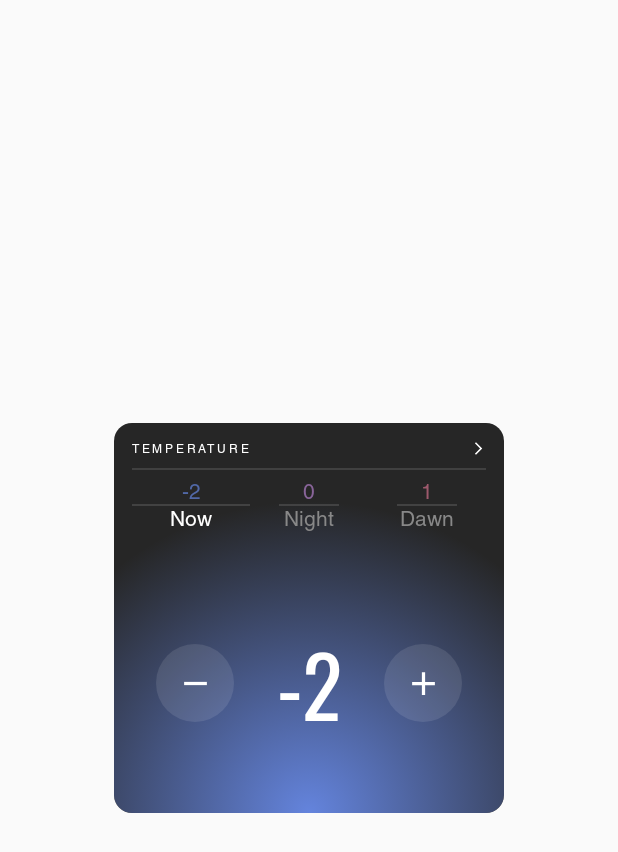
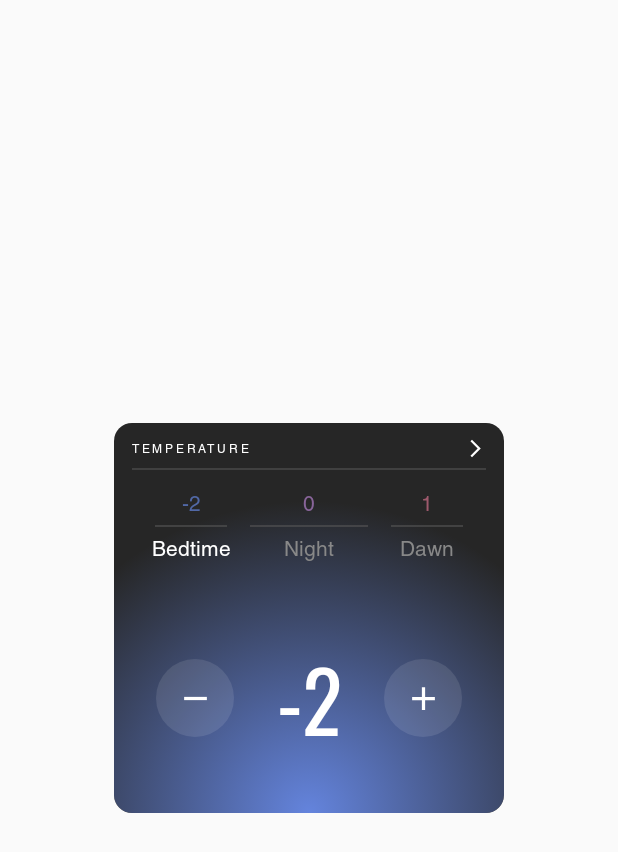
Before and after one commit to JustMcAlpin/eight-sleep-interview, an Android app built with Jetpack Compose: the screen it shows after launch (MainActivity), on a phone screen of 412 x 824 dp. Shown: the top 852 px of the screen. Run offline under Robolectric (Android 15) with nearby library versions, the phone set to English and light mode, and no system bars.

Commit message:
keep fixed underline widths & always show phase names

```diff
--- a/app/src/main/java/com/eightsleep/eightandroidinterview/MainActivity.kt
+++ b/app/src/main/java/com/eightsleep/eightandroidinterview/MainActivity.kt
@@ -28,7 +28,7 @@ class MainActivity : ComponentActivity() {
 
                     TemperatureCard(
                         phase          = vm.selected.value,
-                        temps          = vm.temps,                 // ← add this line
+                        temps          = vm.temps,
                         cardState      = vm.cardState.value,
                         onPhaseSelected = vm::selectPhase,
                         onAdjust        = vm::adjust,
--- a/app/src/main/java/com/eightsleep/eightandroidinterview/ui/TemperatureCard.kt
+++ b/app/src/main/java/com/eightsleep/eightandroidinterview/ui/TemperatureCard.kt
@@ -23,246 +23,240 @@ import androidx.compose.ui.unit.dp
 import androidx.compose.ui.unit.sp
 import androidx.compose.ui.zIndex
 
-/* ─── enums ───────────────────────────────────────────── */
+/* ───── tweakable underline widths ───────────────────────────────────────── */
+private val UNDERLINE_SIDE   = 48.dp   // bedtime & dawn
+private val UNDERLINE_CENTER = 92.dp   // night (centre)
+/* ────────────────────────────────────────────────────────────────────────── */
+
 enum class TemperaturePhase { BEDTIME, NIGHT, DAWN }
 enum class CardState       { OFF, IDLE, COOLING, WARMING }
 
-/* full Figma palette  (clamp −5‥+5) */
+/* full Figma palette (clamp −5‥+5) */
 private val tempColors = mapOf(
-    5 to Color(0xFFDD4144), 4 to Color(0xFFD94F51), 3 to Color(0xFFD65A61),
-    2 to Color(0xFFD3647C), 1 to Color(0xFFD06F8A), 0 to Color(0xFFB27FCA),
+    5  to Color(0xFFDD4144), 4 to Color(0xFFD94F51), 3 to Color(0xFFD65A61),
+    2  to Color(0xFFD3647C), 1 to Color(0xFFD06F8A), 0 to Color(0xFFB27FCA),
     -1 to Color(0xFF788CDD),-2 to Color(0xFF6484DD),-3 to Color(0xFF5075D8),
     -4 to Color(0xFF4F7FFF),-5 to Color(0xFF3A70FE)
 )
-private fun clamped(v:Int)=v.coerceIn(-5,5)
-private fun colourFor(v:Int)=tempColors[clamped(v)]!!
+private fun clamped(v: Int)      = v.coerceIn(-5, 5)
+private fun colourFor(v: Int)    = tempColors[clamped(v)]!!
+private fun miniTint(v: Int)     = colourFor(v).copy(alpha = .70f)
 
-/* tint helper for little numbers (same hue, 70 % opacity) */
-private fun miniTint(v:Int)=colourFor(v).copy(alpha=.7f)
-
-/* circular +/- button */
+/* circular ± button */
 @Composable
 private fun CircleButton(
     modifier: Modifier = Modifier,
     enabled : Boolean,
     onClick : () -> Unit,
     icon    : @Composable () -> Unit
-){
+) {
     Box(
         modifier
             .size(52.dp)
             .clip(CircleShape)
             .background(Color.White.copy(.10f)),
         contentAlignment = Alignment.Center
-    ){
+    ) {
         IconButton(onClick = onClick, enabled = enabled) { icon() }
     }
 }
 
-/* ────────── card ────────── */
+/* ─────────────────────────────── Card ───────────────────────────────────── */
 @Composable
 fun TemperatureCard(
     phase          : TemperaturePhase,
     temps          : Map<TemperaturePhase, Int>,
     cardState      : CardState,
-    onPhaseSelected: (TemperaturePhase)->Unit,
-    onAdjust       : (Int)->Unit,
-    onToggleOff    : ()->Unit
-){
-    val centreTemp = temps[phase] ?: 0
+    onPhaseSelected: (TemperaturePhase) -> Unit,
+    onAdjust       : (Int) -> Unit,
+    onToggleOff    : () -> Unit
+) {
+    val centreTemp   = temps[phase] ?: 0
+    val baseGlow     = if (cardState == CardState.OFF) Color.Transparent
+    else colourFor(centreTemp)
+    val glowAlpha by animateFloatAsState(baseGlow.alpha)
+    val glowColour = baseGlow.copy(alpha = glowAlpha)
 
-    /* glow: transparent while OFF */
-    val glowBase   = if (cardState == CardState.OFF) Color.Transparent
-    else colourFor(centreTemp)
-    val glowAlpha  by animateFloatAsState(glowBase.alpha)
-    val glowColour = glowBase.copy(alpha = glowAlpha)
-
-    val isChanging   = cardState==CardState.WARMING||cardState==CardState.COOLING
-    val controlsOn   = cardState!=CardState.OFF
+    val controlsEnabled = cardState != CardState.OFF
+    val isChanging      = cardState == CardState.WARMING || cardState == CardState.COOLING
 
     Card(
         modifier = Modifier.size(260.dp),
         colors   = CardDefaults.cardColors(containerColor = Color(0xFF262626))
-    ){
-        Box(Modifier.fillMaxSize()){
-            /* ── UI ─────────────────────────────────────────── */
+    ) {
+        Box(Modifier.fillMaxSize()) {
+
+            /* ─────────── UI layer ─────────── */
             Column(
-                Modifier
-                    .fillMaxSize()
-                    .padding(horizontal=12.dp)
+                Modifier.fillMaxSize()
+                    .padding(horizontal = 12.dp)
                     .zIndex(1f)
-            ){
-                /* ── header: “TEMPERATURE   >” ───────────────────────────── */
+            ) {
+                /* header */
                 Row(
-                    modifier = Modifier
-                        .fillMaxWidth()
+                    Modifier.fillMaxWidth()
                         .padding(top = 10.dp, bottom = 6.dp),
-                    verticalAlignment = Alignment.CenterVertically       // keep both items on the same baseline
+                    verticalAlignment = Alignment.CenterVertically
                 ) {
                     Text(
-                        text  = "TEMPERATURE",
+                        "TEMPERATURE",
                         color = Color.White,
-                        style = MaterialTheme.typography.labelSmall.copy(
-                            letterSpacing = 1.8.sp                        // previously-tuned tracking
-                        ),
+                        style = MaterialTheme.typography.labelSmall.copy(letterSpacing = 1.8.sp),
                         modifier = Modifier.weight(1f)
                     )
-
-                    // thin chevron that is vertically-centred with the text
                     Icon(
-                        imageVector = Icons.AutoMirrored.Filled.ArrowForwardIos,
+                        Icons.AutoMirrored.Filled.ArrowForwardIos,
                         contentDescription = "open",
                         tint = Color.White,
-                        modifier = Modifier
-                            .size(14.dp)                                  // matches figma
-                            .padding(start = 4.dp)                        // a little spacing from the text
+                        modifier = Modifier.size(14.dp)
                     )
                 }
-
-                Spacer(Modifier
-                    .fillMaxWidth()
+                Spacer(Modifier.fillMaxWidth()
                     .height(1.dp)
                     .background(Color.White.copy(.12f)))
 
-                /* phase tabs */
-                Row(Modifier.fillMaxWidth()){
-                    TemperaturePhase.values().forEach{ p->
-                        val sel=p==phase
+                Spacer(Modifier.fillMaxWidth()
+                    .height(8.dp)
+                )
+
+                /* phase row */
+                Row(Modifier.fillMaxWidth()) {
+                    TemperaturePhase.values().forEach { p ->
+                        val selected = p == phase
                         Column(
-                            Modifier
-                                .weight(1f)
-                                .clickable{ onPhaseSelected(p) }
-                                .padding(vertical=6.dp),
-                            horizontalAlignment=Alignment.CenterHorizontally
-                        ){
-                            Text("${temps[p]?:0}",
-                                color=miniTint(temps[p]?:0),
-                                style=MaterialTheme.typography.labelMedium)
-                            Box(
-                                Modifier
-                                    .height(1.dp)
-                                    .let{ if(sel) it.fillMaxWidth() else it.width(40.dp) }
-                                    .background(Color(0x885A5A5A))
-                            )
+                            Modifier.weight(1f)
+                                .clickable { onPhaseSelected(p) }
+                                .padding(vertical = 6.dp),
+                            horizontalAlignment = Alignment.CenterHorizontally
+                        ) {
+                            /* mini number */
+                            Text("${temps[p] ?: 0}",
+                                color = miniTint(temps[p] ?: 0),
+                                style = MaterialTheme.typography.labelMedium)
+
+                            Spacer(Modifier.height(6.dp))
+
+                            /* fixed-width underline */
+                            val width = if (p == TemperaturePhase.NIGHT)
+                                UNDERLINE_CENTER else UNDERLINE_SIDE
+                            Box(Modifier.height(1.dp)
+                                .width(width)
+                                .background(Color(0x885A5A5A)))
+
+                            Spacer(Modifier.height(6.dp))
+
+                            /* label: always phase name */
                             Text(
-                                if(sel) "Now"
-                                else p.name.lowercase().replaceFirstChar{ it.titlecase() },
-                                color=if(sel) Color.White else Color.Gray,
-                                style=MaterialTheme.typography.labelMedium
+                                p.name.lowercase().replaceFirstChar { it.titlecase() },
+                                color = if (selected) Color.White else Color.Gray,
+                                style = MaterialTheme.typography.labelMedium
                             )
                         }
                     }
                 }
 
                 /* banner */
-                if(isChanging){
+                if (isChanging) {
                     Text(
-                        if(cardState==CardState.WARMING) "WARMING TO" else "COOLING TO",
-                        color=Color.White,
-                        style=MaterialTheme.typography.labelSmall,
-                        modifier=Modifier
-                            .align(Alignment.CenterHorizontally)
-                            .padding(top=6.dp,bottom=2.dp)
+                        if (cardState == CardState.WARMING) "WARMING TO" else "COOLING TO",
+                        color  = Color.White,
+                        style  = MaterialTheme.typography.labelSmall,
+                        modifier = Modifier.align(Alignment.CenterHorizontally)
+                            .padding(top = 6.dp, bottom = 2.dp)
                     )
-                }else Spacer(Modifier.height(16.dp))
+                } else Spacer(Modifier.height(16.dp))
 
-                /* controls + centre value */
+                /* centre value + controls */
                 Box(
-                    Modifier
-                        .weight(1f)
+                    Modifier.weight(1f)
                         .fillMaxWidth()
-                        .padding(horizontal= 16.dp)
-                        .clickable{ onToggleOff() }
-                ){
+                        .padding(horizontal = 16.dp)
+                        .clickable { onToggleOff() }
+                ) {
                     CircleButton(
                         Modifier.align(Alignment.CenterStart),
-                        controlsOn,{ onAdjust(-1) }
-                    ){
-                        Icon(Icons.Filled.Remove,null,
-                            tint=if(controlsOn) Color.White else Color.Gray,
-                            modifier=Modifier.size(26.dp))
+                        controlsEnabled, { onAdjust(-1) }
+                    ) {
+                        Icon(Icons.Filled.Remove, null,
+                            tint = if (controlsEnabled) Color.White else Color.Gray,
+                            modifier = Modifier.size(26.dp))
                     }
 
-                    val centreLabel =
-                        if(cardState==CardState.OFF) "OFF"
-                        else if(centreTemp>0) "+$centreTemp"
-                        else centreTemp.toString()
-
-                    Text(
-                        centreLabel,
-                        color=Color.White,
-                        style=MaterialTheme.typography.displayMedium,
-                        modifier=Modifier.align(Alignment.Center),
-                    )
+                    val label = when {
+                        cardState == CardState.OFF -> "OFF"
+                        centreTemp > 0             -> "+$centreTemp"
+                        else                       -> centreTemp.toString()
+                    }
+                    Text(label,
+                        color = Color.White,
+                        style = MaterialTheme.typography.displayMedium,
+                        modifier = Modifier.align(Alignment.Center))
 
                     CircleButton(
                         Modifier.align(Alignment.CenterEnd),
-                        controlsOn,{ onAdjust(+1) }
-                    ){
-                        Icon(Icons.Filled.Add,null,
-                            tint=if(controlsOn) Color.White else Color.Gray,
-                            modifier=Modifier.size(26.dp))
+                        controlsEnabled, { onAdjust(+1) }
+                    ) {
+                        Icon(Icons.Filled.Add, null,
+                            tint = if (controlsEnabled) Color.White else Color.Gray,
+                            modifier = Modifier.size(26.dp))
                     }
 
-                    if(cardState==CardState.OFF){
+                    if (cardState == CardState.OFF) {
                         Text(
                             "TAP TO TURN ON",
-                            color=Color.White.copy(.6f),
-                            style=MaterialTheme.typography.labelSmall,
-                            modifier=Modifier
-                                .align(Alignment.BottomCenter)
-                                .padding(bottom=4.dp)
+                            color = Color.White.copy(.6f),
+                            style = MaterialTheme.typography.labelSmall,
+                            modifier = Modifier.align(Alignment.BottomCenter)
+                                .padding(bottom = 4.dp)
                         )
                     }
                 }
 
-                /* currently at */
-                if(isChanging){
+                /* CURRENTLY AT */
+                if (isChanging) {
                     Text(
-                        "CURRENTLY AT ${temps[phase]?:0}",
-                        color=Color.White.copy(.6f),
-                        style=MaterialTheme.typography.labelSmall,
-                        modifier=Modifier
-                            .align(Alignment.CenterHorizontally)
-                            .padding(bottom=8.dp)
+                        "CURRENTLY AT ${temps[phase] ?: 0}",
+                        color  = Color.White.copy(.6f),
+                        style  = MaterialTheme.typography.labelSmall,
+                        modifier = Modifier.align(Alignment.CenterHorizontally)
+                            .padding(bottom = 8.dp)
                     )
-                }else Spacer(Modifier.height(8.dp))
+                } else Spacer(Modifier.height(8.dp))
             }
 
-            /* ── glow ───────────────────────────────────────── */
+            /* ─────────── glow layer ─────────── */
             Box(
-                Modifier
-                    .matchParentSize()
+                Modifier.matchParentSize()
                     .clip(MaterialTheme.shapes.medium)
-                    .drawWithCache{
-                        val radius=size.height*0.8f
-                        val centre=Offset(size.width/2f,size.height)
-                        val brush=Brush.radialGradient(
-                            listOf(glowColour,Color.Transparent),
-                            centre,radius
+                    .drawWithCache {
+                        val radius = size.height * 0.8f
+                        val centre = Offset(size.width / 2f, size.height)
+                        val brush  = Brush.radialGradient(
+                            listOf(glowColour, Color.Transparent),
+                            centre, radius
                         )
-                        onDrawBehind{ drawRect(brush) }
+                        onDrawBehind { drawRect(brush) }
                     }
             )
         }
     }
 }
 
-/* ---- preview ---- */
-@Preview(showBackground=true)
+/* preview */
+@Preview(showBackground = true)
 @Composable
-fun TemperaturePreview(){
-    val demo= mapOf(
+fun TemperaturePreview() {
+    val demo = mapOf(
         TemperaturePhase.BEDTIME to -2,
         TemperaturePhase.NIGHT   to 0,
         TemperaturePhase.DAWN    to 5
     )
     TemperatureCard(
-        phase=TemperaturePhase.BEDTIME,
-        temps=demo,
-        cardState=CardState.IDLE,
-        onPhaseSelected={},
-        onAdjust={},
-        onToggleOff={}
+        phase           = TemperaturePhase.BEDTIME,
+        temps           = demo,
+        cardState       = CardState.IDLE,
+        onPhaseSelected = {},
+        onAdjust        = {},
+        onToggleOff     = {}
     )
 }
```
